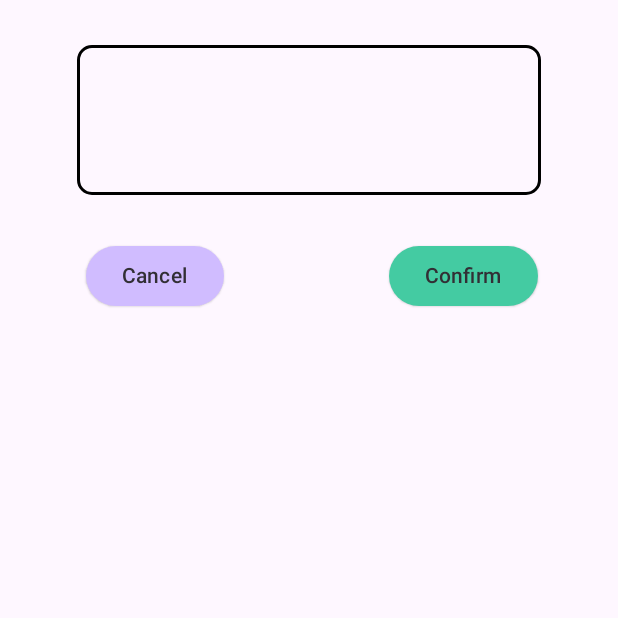
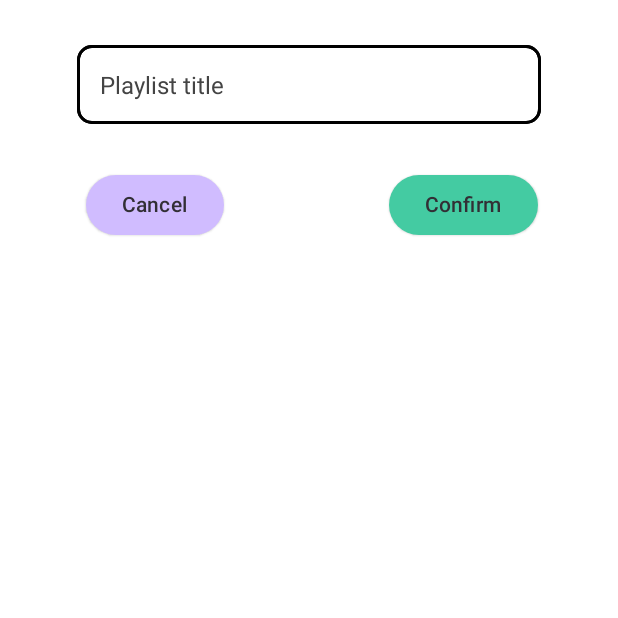
Before and after one commit to Sruf-y/Music-Hub, an Android app built with Jetpack Compose: the composable PlaylistAddOrEdit_Content shown on its own in the app's theme, on a phone screen of 412 x 824 dp, the top half of it. Run offline under Robolectric (Android 15) with nearby library versions, the phone set to English and light mode, and no system bars; libraries missing offline, so code that uses them is left out: com.composeunstyled; 5 statements that could not run were skipped.

Commit message:
Created PriorityBox which i will have to continue expanding to other directions. Learned a bit about how to use Layout from that and made CustomTextField to use Layout.

```diff
--- a/app/src/main/java/ui/components/BottomSheets/Content/PlaylistAddOrEdit_Content.kt
+++ b/app/src/main/java/ui/components/BottomSheets/Content/PlaylistAddOrEdit_Content.kt
@@ -2,7 +2,6 @@ package ui.components.BottomSheets.Content
 
 import AppDatabase.PlaylistRelated.Playlist
 import ui.components.SheetViewmodel
-import SrufComposeComponents.Text
 import android.content.res.Configuration
 import android.widget.Toast
 import androidx.compose.foundation.background
@@ -10,15 +9,14 @@ import androidx.compose.foundation.border
 import androidx.compose.foundation.layout.Arrangement
 import androidx.compose.foundation.layout.Box
 import androidx.compose.foundation.layout.Column
+import androidx.compose.foundation.layout.PaddingValues
 import androidx.compose.foundation.layout.Row
 import androidx.compose.foundation.layout.Spacer
 import androidx.compose.foundation.layout.fillMaxSize
 import androidx.compose.foundation.layout.fillMaxWidth
-import androidx.compose.foundation.layout.height
 import androidx.compose.foundation.layout.padding
+import androidx.compose.foundation.layout.wrapContentHeight
 import androidx.compose.foundation.shape.RoundedCornerShape
-import androidx.compose.material3.OutlinedTextField
-import androidx.compose.material3.OutlinedTextFieldDefaults
 import androidx.compose.runtime.Composable
 import androidx.compose.runtime.MutableState
 import androidx.compose.runtime.mutableStateOf
@@ -26,16 +24,20 @@ import androidx.compose.runtime.rememberCoroutineScope
 import androidx.compose.runtime.saveable.rememberSaveable
 import androidx.compose.ui.Alignment
 import androidx.compose.ui.Modifier
+import androidx.compose.ui.layout.Layout
 import androidx.compose.ui.platform.LocalContext
 import androidx.compose.ui.tooling.preview.Preview
+import androidx.compose.ui.unit.Constraints
 import androidx.compose.ui.unit.dp
 import com.aacomposetest.Functions.rename
 import com.aacomposetest.ui.theme.SrufTheme
 import com.aacomposetest.ui.theme.MyColor
-import com.aacomposetest.ui.theme.Theme
+import com.composeunstyled.Text
 import kotlinx.coroutines.launch
 import ui.components.CancelConfirm
 import ui.components.CustomTextField
+import ui.components.PriorityBox
+import ui.components.SheetConfig.Companion.remember
 
 
 @Preview(
@@ -73,53 +75,8 @@ fun PlaylistAddOrEdit_Content(
    var myText = rememberSaveable { mutableStateOf(playlist?.title?:"") }
 
 
-
-
-
-   Column(Modifier) {
-
-
-
-      Row(
-         modifier = Modifier
-            .fillMaxWidth()
-            .padding(vertical = 30.dp)
-         ,
-         horizontalArrangement = Arrangement.Center,
-         verticalAlignment = Alignment.CenterVertically
-      ) {
-
-         Spacer(Modifier.weight(0.5f))
-         if(false)
-            OutlinedTextField(modifier = Modifier
-                .weight(3f)
-                .fillMaxWidth(),
-                value = myText.value,
-                label = {
-                    Text(text = "Playlist name", color = MyColor.Inactive)
-                },
-                onValueChange = { myText.value = it },
-                colors = OutlinedTextFieldDefaults.colors(
-                    unfocusedTextColor = Theme.colorScheme().inverseSurface,
-                    focusedTextColor = Theme.colorScheme().inverseSurface,
-                    focusedContainerColor = Theme.colorScheme().secondary)
-            )
-         else{
-            CustomTextField(
-               text = myText as MutableState<String?>,
-               onValueChange = {
-                  myText.value = it.toString()
-               },
-               modifier = Modifier.weight(3f).height(100.dp)
-                  .border(2.dp, MyColor.TextColor(), RoundedCornerShape(10.dp)).padding(15.dp),
-               color = MyColor.TextColor()
-            )
-         }
-
-         Spacer(Modifier.weight(0.5f))
-
-      }
-
+   PriorityBox(
+      bottom = {
          CancelConfirm(
             onCancel = {
                scope.launch {
@@ -128,8 +85,10 @@ fun PlaylistAddOrEdit_Content(
             },
             onConfirm = {
 
-            if(myText.value.isNotEmpty()){
-               if( !(existingPlaylists?.map { it->it.title }?.contains(myText.value)?:false)){
+               if (myText.value.isNotEmpty()) {
+                  if (!(existingPlaylists?.map { it -> it.title }?.contains(myText.value)
+                        ?: false)
+                  ) {
                      val invalidChars = "[\\\\/:*?\"<>]".toRegex()
                      myText.value = myText.value.replace(invalidChars, "_")
                      myText.value = myText.value.replace("|", "\\u2503")
@@ -147,14 +106,48 @@ fun PlaylistAddOrEdit_Content(
                      }
 
 
-               }else{
-                  Toast.makeText(contextRef,"Playlist already exists!", Toast.LENGTH_SHORT).show()
+                  } else {
+                     Toast.makeText(contextRef, "Playlist already exists!", Toast.LENGTH_SHORT)
+                        .show()
                   }
-            }
-            else{
-               Toast.makeText(contextRef,"Title must not be blank!", Toast.LENGTH_SHORT).show()
+               } else {
+                  Toast.makeText(contextRef, "Title must not be blank!", Toast.LENGTH_SHORT).show()
                }
             }
          )
       }
+   ) {
+      Box(Modifier
+         .wrapContentHeight()
+         .fillMaxWidth(),
+         contentAlignment = Alignment.Center
+      ) {
+         PriorityBox(
+            modifier = Modifier
+               .fillMaxWidth(0.75f)
+               .padding(vertical = 30.dp),
+            bottom = {
+               if (myText.value.isNotEmpty()) {
+                  Text("Text is not empty!", color = MyColor.Green)
                }
+            }
+         ) {
+            CustomTextField(
+               hint = "Playlist title",
+               text = myText as MutableState<String?>,
+               onValueChange = {
+                  myText.value = it.toString()
+               },
+               modifier = Modifier
+
+                  .wrapContentHeight()
+                  .border(2.dp, MyColor.TextColor(), RoundedCornerShape(10.dp)),
+               color = MyColor.TextColor(),
+               contentPadding = PaddingValues(15.dp)
+            )
+         }
+      }
+
+
+   }
+}
--- a/app/src/main/java/ui/components/CustomTextField.kt
+++ b/app/src/main/java/ui/components/CustomTextField.kt
@@ -3,6 +3,7 @@ package ui.components
 import android.content.Context
 import android.content.Intent
 import android.graphics.Rect
+import android.os.Build
 import android.text.Editable
 import android.text.TextWatcher
 import android.view.ActionMode
@@ -12,119 +13,69 @@ import android.view.MenuItem
 import android.view.View
 import android.view.ViewGroup
 import android.widget.EditText
+import android.widget.ScrollView
 import android.widget.Toast
+import androidx.annotation.RequiresApi
 import androidx.appcompat.widget.AppCompatEditText
-import androidx.compose.foundation.layout.Box
 import androidx.compose.foundation.layout.ExperimentalLayoutApi
+import androidx.compose.foundation.layout.PaddingValues
 import androidx.compose.foundation.layout.WindowInsets
 import androidx.compose.foundation.layout.asPaddingValues
-import androidx.compose.foundation.layout.fillMaxSize
 import androidx.compose.foundation.layout.ime
 import androidx.compose.runtime.Composable
 import androidx.compose.runtime.DisposableEffect
+import androidx.compose.runtime.LaunchedEffect
 import androidx.compose.runtime.MutableState
-import androidx.compose.runtime.mutableStateOf
 import androidx.compose.runtime.remember
 import androidx.compose.ui.Modifier
 import androidx.compose.ui.draw.clipToBounds
-import androidx.compose.ui.focus.FocusRequester
 import androidx.compose.ui.graphics.Color
 import androidx.compose.ui.graphics.toArgb
+import androidx.compose.ui.layout.Layout
 import androidx.compose.ui.layout.onSizeChanged
 import androidx.compose.ui.platform.LocalContext
 import androidx.compose.ui.platform.LocalDensity
+import androidx.compose.ui.platform.LocalLayoutDirection
 import androidx.compose.ui.platform.LocalSoftwareKeyboardController
 import androidx.compose.ui.platform.LocalView
+import androidx.compose.ui.unit.dp
 import androidx.compose.ui.unit.sp
 import androidx.compose.ui.viewinterop.AndroidView
 import androidx.core.view.forEach
-import androidx.core.view.updateLayoutParams
-import androidx.core.widget.NestedScrollView
-import com.aacomposetest.Functions.fillMaxSize
-import com.aacomposetest.Log
+import androidx.core.view.updatePadding
+import com.aacomposetest.ui.theme.MyColor
 
-private class CustomEditText(context: Context): AppCompatEditText(context){
+
+public class CustomEditText(context: Context): AppCompatEditText(context){
 
    var currentActionMode: ActionMode? = null
 
    /**
-    * Computationally medium: Don't use in scroll listeners
+    * DO NOT USE
     * */
    override fun isCursorVisible():Boolean{
-      val selectionRect = getSelectionScreenRect()
-
-      val top = selectionRect?.top?:0
-      val bottom = selectionRect?.bottom?:0
-
-      val parent = (parent as View)
-
-      val parentBottom = parent.bottom
-      val parentTop = parent.top
-
-      return top<parentBottom && bottom > parentTop
+      return super.isCursorVisible
    }
 
    /**
     * Computationally cheap: Can be used without worry and only does basic comparations (aside from the allocations required)
     * */
+   @RequiresApi(Build.VERSION_CODES.UPSIDE_DOWN_CAKE)
    fun isCursorVisibleInScroll(scrollY: Int, height: Int): Boolean {
       val layout = layout ?: return true
       val line = layout.getLineForOffset(selectionStart)
 
+      val lineRect = Rect()
+      getLineBounds(line,lineRect)
 
       // scrollY = scroll container vertical scroll
       // cursorBottom > scrollY && cursorTop < scrollY + height
-      return layout.getLineBottom(line) > scrollY && layout.getLineTop(line) < scrollY + height
-   }
+      return lineRect.bottom > scrollY && lineRect.top < scrollY + height
    }
 
-/**
- * Textfield that tries to scroll to avoid having the cursor under the IME.
- * @param lineSpacingMultiplier the size of a line relative to the size of a line. Basically above 1f it adds space, under it removes (not reccomanded)
- * @param onEditTextSetUp No real need for this but it allows the styling of the editText ONLY on initial creation and not on any recompositions.
- * */
-@OptIn(ExperimentalLayoutApi::class)
-@Composable
-fun CustomTextField(
-   text: MutableState<String?>,
-   onValueChange:(Editable?)-> Unit,
-   textSize: Float = 16.sp.value,
-   color:Color = Color.Black,
-   modifier: Modifier = Modifier,
-   textGravity: Int = Gravity.START or Gravity.TOP,
-   onEditTextSetUp:(EditText)->Unit = {},
-   lineSpacingMultiplier:Float = 1f,
-   enabled:Boolean = true
-) {
-   val view = LocalView.current
-   val context = LocalContext.current
-   val density = LocalDensity.current
-
-   val imeTop = with(density) { ((view.bottom.toDp())-WindowInsets.ime.asPaddingValues().calculateBottomPadding()).roundToPx()}
-
-
-
-   val nestedScrollID = remember { View.generateViewId() }
-   val editTextID = remember { View.generateViewId() }
-
-   val nestedScrollView = remember {
-      NestedScrollView(context).apply {
-         id = nestedScrollID
-         //setBackgroundColor(Color.Green.toArgb())
-         layoutParams = ViewGroup.LayoutParams(
-            ViewGroup.LayoutParams.MATCH_PARENT,
-            ViewGroup.LayoutParams.MATCH_PARENT
-         )
-
-
-
-         isNestedScrollingEnabled = true
-         overScrollMode = View.OVER_SCROLL_ALWAYS
-      }
 }
 
-   val emptyTextToolbar: (EditText) -> ActionMode.Callback = remember {
-      { editText ->
+val emptyTextToolbar:(CustomEditText,ScrollView)-> ActionMode.Callback ={editText,parent->
 
     with(editText) {
       object : ActionMode.Callback {
@@ -150,10 +101,9 @@ fun CustomTextField(
    }
 
 }
-   }
-   val textToolbar: (CustomEditText) -> ActionMode.Callback = remember {
-      { editText ->
 
+
+val textToolbar:(CustomEditText,ScrollView)-> ActionMode.Callback ={editText,parent->
     with(editText) {
       object : ActionMode.Callback {
          override fun onCreateActionMode(mode: ActionMode?, menu: Menu?): Boolean {
@@ -180,8 +130,9 @@ fun CustomTextField(
           *
           * Ex: Scrolling the text down.
           * */
+         @RequiresApi(Build.VERSION_CODES.UPSIDE_DOWN_CAKE)
          override fun onPrepareActionMode(mode: ActionMode?, menu: Menu?): Boolean {
-                  val cursorVisible = isCursorVisible()
+            val cursorVisible = isCursorVisibleInScroll(parent.scrollY,parent.height)
 
 
             menu?.forEach {
@@ -215,7 +166,7 @@ fun CustomTextField(
                1003 -> {
                   // Handle Share action
                   val selectedText =
-                           text.value?.substring(selectionStart, selectionEnd)
+                     text?.substring(selectionStart, selectionEnd)
                   val intent = Intent(Intent.ACTION_SEND).apply {
                      type = "text/plain"
                      putExtra(Intent.EXTRA_TEXT, selectedText)
@@ -242,7 +193,57 @@ fun CustomTextField(
          }
       }
    }
+}
 
+
+/**
+ * Textfield that tries to scroll to avoid having the cursor under the IME.
+ * @param lineSpacingMultiplier the size of a line relative to the size of a line. Basically above 1f it adds space, under it removes (not reccomanded)
+ * @param onEditTextSetUp No real need for this but it allows the styling of the editText ONLY on initial creation and not on any recompositions.
+ * */
+@OptIn(ExperimentalLayoutApi::class)
+@Composable
+fun CustomTextField(
+   text: MutableState<String?>,
+   hint: String = "",
+   hintColor: Color = Color.DarkGray,
+   onValueChange: (Editable?) -> Unit,
+   textSize: Float = 16.sp.value,
+   color: Color = Color.Black,
+   modifier: Modifier = Modifier,
+   textGravity: Int = Gravity.START or Gravity.CENTER,
+   onEditTextSetUp: (EditText) -> Unit = {},
+   lineSpacingMultiplier: Float = 1f,
+   contentPadding: PaddingValues = PaddingValues(0.dp),
+   selectionActionModeCallback:(CustomEditText,ScrollView)->ActionMode.Callback = textToolbar,
+   insertionActionModeCallback:(CustomEditText,ScrollView)->ActionMode.Callback = emptyTextToolbar,
+   enabled: Boolean = true,
+) {
+   val view = LocalView.current
+   val context = LocalContext.current
+   val density = LocalDensity.current
+
+   val imeTop = with(density) { ((view.bottom.toDp())-WindowInsets.ime.asPaddingValues().calculateBottomPadding()).roundToPx()}
+
+
+
+   val scrollViewID = remember { View.generateViewId() }
+   val editTextID = remember { View.generateViewId() }
+
+   val scrollView = remember {
+      ScrollView(context).apply {
+         id = scrollViewID
+         //setBackgroundColor(Color.Green.toArgb())
+         layoutParams = ViewGroup.LayoutParams(
+            ViewGroup.LayoutParams.MATCH_PARENT,
+            ViewGroup.LayoutParams.WRAP_CONTENT
+         )
+
+
+         isVerticalScrollBarEnabled = true
+
+         isNestedScrollingEnabled = true
+         overScrollMode = View.OVER_SCROLL_ALWAYS
       }
    }
 
@@ -259,8 +260,12 @@ fun CustomTextField(
 
          layoutParams = ViewGroup.LayoutParams(
             ViewGroup.LayoutParams.MATCH_PARENT,
-            ViewGroup.LayoutParams.MATCH_PARENT
+            ViewGroup.LayoutParams.WRAP_CONTENT
          )
+
+         //minWidth = with(density){200.dp.roundToPx()}
+         //minHeight = with(density){48.dp.roundToPx()}
+
          gravity = textGravity
 
          setText(text.value)
@@ -271,9 +276,9 @@ fun CustomTextField(
          setPadding(0, 0, 0, 0)
 
          // Customize the system selection toolbar.
-         customSelectionActionModeCallback = textToolbar(this)
+         customSelectionActionModeCallback = selectionActionModeCallback(this,scrollView)
          // No action bar on double tapping for insertion.
-         customInsertionActionModeCallback = emptyTextToolbar(this)
+         customInsertionActionModeCallback = insertionActionModeCallback(this,scrollView)
 
          this.isEnabled = enabled
       }
@@ -287,35 +292,29 @@ fun CustomTextField(
       }
    }
 
-   Box(
+   val layoutDirection = LocalLayoutDirection.current
+
+   Layout(modifier = modifier,content = {
+      AndroidView(
          modifier = modifier
             .clipToBounds()
             // Safe Autoscroll logic
-         .onSizeChanged{
-            nestedScrollView.updateLayoutParams {
-               this.height = it.height
-            }
+            .onSizeChanged {
+//            scrollView.updateLayoutParams {
+//               this.height = it.height
+//            }
                val selectionBottom = editText.getSelectionScreenRect()?.bottom ?: 0
 
-            val selectionEnd = selectionBottom % (view.bottom.takeIf { it!=0 }?:1)
+               val selectionEnd = selectionBottom % (view.bottom.takeIf { it != 0 } ?: 1)
 
-            if(selectionEnd>imeTop){
-               nestedScrollView.scrollBy(0, selectionEnd-imeTop)
+               if (selectionEnd > imeTop) {
+                  scrollView.scrollBy(0, selectionEnd - imeTop)
                }
-         }
-   ) {
-
-      AndroidView(
+            },
          factory = { context ->
 
-            // Focus change listener
-            editText.onFocusChangeListener = object : View.OnFocusChangeListener{
-               override fun onFocusChange(v: View?, hasFocus: Boolean) {
-               // Nothing to add since i made the Disposable Effect take care of it like Google does.
-               }
-            }
             // Setup lineSpacing
-            editText.setLineSpacing(0f,lineSpacingMultiplier)
+            editText.setLineSpacing(0f, lineSpacingMultiplier)
 
             // Text change listener
             editText.addTextChangedListener(object : TextWatcher {
@@ -326,6 +325,7 @@ fun CustomTextField(
                override fun beforeTextChanged(p0: CharSequence?, p1: Int, p2: Int, p3: Int) {
 
                }
+
                override fun onTextChanged(p0: CharSequence?, p1: Int, p2: Int, p3: Int) {
 
                }
@@ -333,19 +333,21 @@ fun CustomTextField(
 
             // Scroll listener. This verifies if the cursor is still in view of the user.
             var pastCursorVisibility = false
-            nestedScrollView.setOnScrollChangeListener(
-               object : NestedScrollView.OnScrollChangeListener{
+
+            scrollView.setOnScrollChangeListener(
+               object : View.OnScrollChangeListener {
+                  @RequiresApi(Build.VERSION_CODES.UPSIDE_DOWN_CAKE)
                   override fun onScrollChange(
-                     v: NestedScrollView,
+                     v: View,
                      scrollX: Int,
                      scrollY: Int,
                      oldScrollX: Int,
                      oldScrollY: Int,
                   ) {
 
-                     editText.isCursorVisibleInScroll(scrollY,v.height).apply {
+                     editText.isCursorVisibleInScroll(scrollY, v.height).apply {
 
-                        if(this!=pastCursorVisibility){
+                        if (this != pastCursorVisibility) {
                            editText.currentActionMode?.invalidate()
                            pastCursorVisibility = this
                         }
@@ -355,19 +357,26 @@ fun CustomTextField(
                }
             )
 
-
-            nestedScrollView.addView(editText)
-            editText.fillMaxSize()
+            scrollView.addView(editText)
+            //editText.fillMaxSize()
 
             // Callback to allow outside modifications
             onEditTextSetUp.invoke(editText)
 
-            nestedScrollView
+            editText.hint = hint
+            editText.setHintTextColor(hintColor.toArgb())
+
+            scrollView
+            //editText
          },
          update = { nestedScrollView ->
-            val editText = nestedScrollView.getChildAt(0) as EditText
+            //val editText = nestedScrollView.getChildAt(0) as EditText
 
             editText.apply {
+               // Hint
+               editText.hint = hint
+               editText.setHintTextColor(hintColor.toArgb())
+
                // Text listening
                if (editText.text.toString() != text.value) {
 
@@ -383,17 +392,45 @@ fun CustomTextField(
 
                this.isEnabled = enabled
 
-               editText.setLineSpacing(0f,lineSpacingMultiplier)
+               setLineSpacing(0f, lineSpacingMultiplier)
+
+
+               updatePadding(
+                  left = with(density) {
+                     contentPadding.calculateLeftPadding(layoutDirection).roundToPx()
+                  },
+                  bottom = with(density) { contentPadding.calculateBottomPadding().roundToPx() },
+                  right = with(density) {
+                     contentPadding.calculateRightPadding(layoutDirection).roundToPx()
+                  },
+                  top = with(density) { contentPadding.calculateTopPadding().roundToPx() }
+               )
             }
 
-         },
-         modifier = Modifier
-            .fillMaxSize()
+         }
       )
+   }) {measurables,constraints->
+      val placeable = measurables[0].measure(constraints)
+      layout(constraints.maxWidth,placeable.height) {
+         placeable.placeRelative(0,0)
+      }
+   }
+
+
+   // React to changes made via compose states.
+   LaunchedEffect(selectionActionModeCallback) {
+      editText.customSelectionActionModeCallback = selectionActionModeCallback(editText,scrollView)
+   }
+
+   LaunchedEffect(insertionActionModeCallback) {
+      editText.customInsertionActionModeCallback = insertionActionModeCallback(editText,scrollView)
    }
 
 
 }
+
+
+
 
 fun EditText.getSelectionScreenRect(): Rect? {
    val layout = layout ?: return null
--- a/app/src/main/java/ui/components/MyModalBottomSheet.kt
+++ b/app/src/main/java/ui/components/MyModalBottomSheet.kt
@@ -35,6 +35,7 @@ import androidx.compose.ui.draw.alpha
 import androidx.compose.ui.draw.shadow
 import androidx.compose.ui.graphics.Color
 import androidx.compose.ui.graphics.Shape
+import androidx.compose.ui.layout.SubcomposeLayout
 import androidx.compose.ui.layout.onGloballyPositioned
 import androidx.compose.ui.platform.LocalDensity
 import androidx.compose.ui.unit.dp
--- /dev/null
+++ b/app/src/main/java/ui/components/PriorityBox.kt
@@ -0,0 +1,70 @@
+package ui.components
+
+import androidx.compose.runtime.Composable
+import androidx.compose.ui.Modifier
+import androidx.compose.ui.layout.Layout
+
+/**
+ * Box that prioritize content in the middle being on the screen but first it prioritizes the top and bottom content
+ *
+ * Priority is:  top -> bottom -> content
+ * */
+@Composable
+fun PriorityBox(
+   modifier:Modifier = Modifier,
+   bottom: @Composable ()-> Unit = {},
+   content: @Composable ()-> Unit
+){
+   Layout(
+      modifier = modifier,
+      content = {
+         content.invoke()
+         bottom.invoke()
+      }
+   ) { measurables, constraints ->
+
+      if(measurables.isNotEmpty()) {
+         val content = measurables[0]
+
+         if (measurables.size > 1) {
+            val bottom = measurables[1]
+
+
+            val bottomPlaceable = bottom.measure(constraints)
+
+            val contentPlaceable = content.measure(
+               constraints.copy(
+                  maxHeight = (constraints.maxHeight - bottomPlaceable.height).coerceAtLeast(0)
+               )
+            )
+
+            val totalHeight = (bottomPlaceable.height+contentPlaceable.height).coerceAtMost(constraints.maxHeight)
+
+            layout(constraints.maxWidth,totalHeight){
+               contentPlaceable.placeRelative(0,0)
+
+               bottomPlaceable.placeRelative(0,contentPlaceable.height)
+            }
+         }
+         // Layout with only one placeable detected -> assume it's the content placeable
+         else{
+            val contentPlaceable = content.measure(constraints)
+            layout(constraints.maxWidth,contentPlaceable.height){
+               contentPlaceable.placeRelative(0,0)
+            }
+         }
+
+
+
+      }
+      // Empty layout
+      else{
+         layout(constraints.maxWidth,constraints.maxHeight) {  }
+      }
+
+
+
+
+
+   }
+}
```
Also changed, not shown: app/src/main/java/Navigation/Destinations/PlayerBottomSheet_Frame.kt (+7 -1 lines), app/src/main/java/Navigation/DrawerStandardLayout.kt (+14 -4 lines), app/src/main/java/Presentation/FullscreenPlayer/LyricsPage.kt (+4 -3 lines), app/src/main/java/com/aacomposetest/Activities/MainActivityView.kt (+8 -13 lines), app/src/main/java/com/aacomposetest/Services/MusicService.kt (+7 -13 lines), app/src/main/java/ui/components/BottomSheets/SongPlayerBottomSheet.kt (+32 -30 lines), app/src/main/java/ui/components/ViewDrawer.kt (+33 -7 lines). Lines whose indentation alone changed are shown as unchanged.
